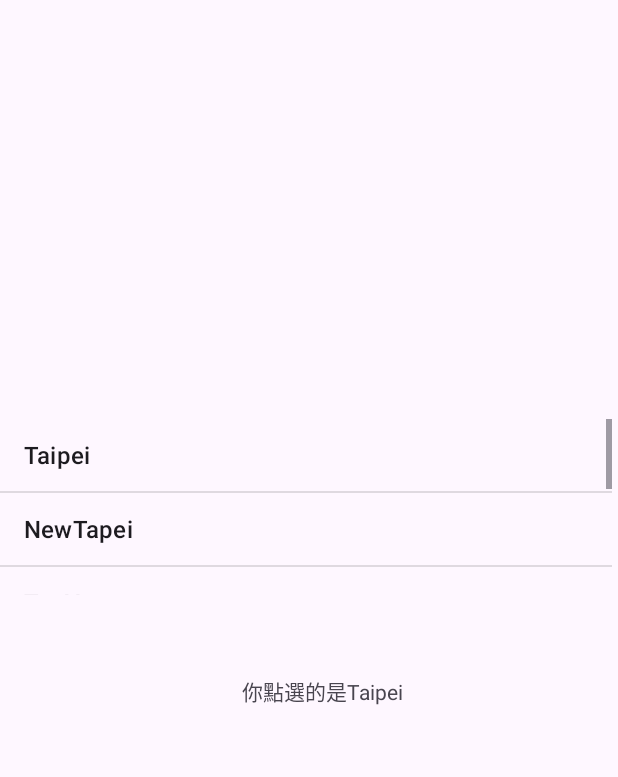
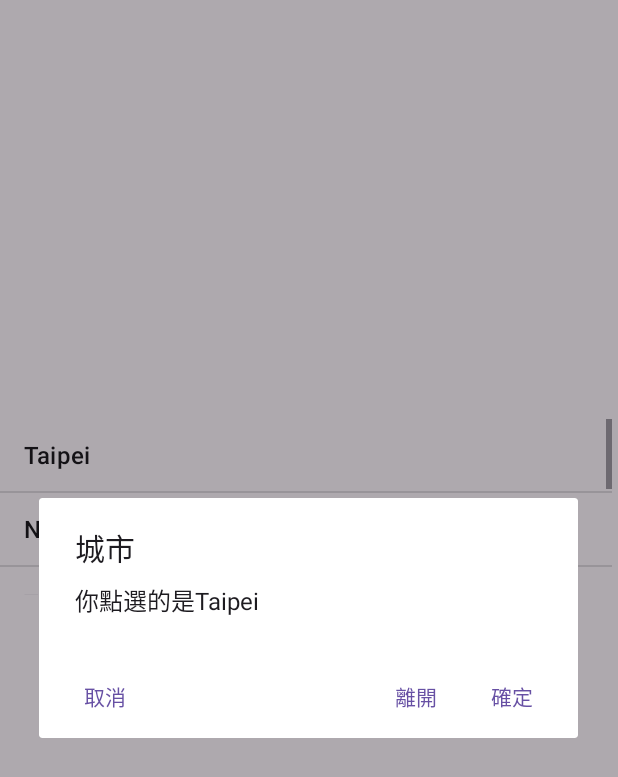
Before and after one commit to alfo0924/20240805AdvancedWidget-Android, an Android app: the screen it shows after launch (MainActivity), after a tap on "Taipei", on a phone screen of 412 x 824 dp. Shown: the top 777 px of the screen. Run offline under Robolectric (Android 15) with nearby library versions, the phone set to English and light mode, and no system bars.

Commit message:
v1.21 add Toast / Dialog Function of onclick function

```diff
--- a/20240807ListViewTest/app/src/main/java/com/example/a20240807listviewtest/MainActivity.java
+++ b/20240807ListViewTest/app/src/main/java/com/example/a20240807listviewtest/MainActivity.java
@@ -5,8 +5,10 @@ import android.view.View;
 import android.widget.AdapterView;
 import android.widget.ListView;
 import android.widget.TextView;
+import android.widget.Toast;
 
 import androidx.activity.EdgeToEdge;
+import androidx.appcompat.app.AlertDialog;
 import androidx.appcompat.app.AppCompatActivity;
 import androidx.core.graphics.Insets;
 import androidx.core.view.ViewCompat;
@@ -24,7 +26,7 @@ public class MainActivity extends AppCompatActivity implements AdapterView.OnIte
             v.setPadding(systemBars.left, systemBars.top, systemBars.right, systemBars.bottom);
             return insets;
         });
-        ListView listView=(ListView)findViewById(R.id.citylistView);
+        ListView listView = (ListView) findViewById(R.id.cityListView);
         listView.setOnItemClickListener(this);
     }
 
@@ -33,7 +35,22 @@ public class MainActivity extends AppCompatActivity implements AdapterView.OnIte
     public void onItemClick(AdapterView<?> adapterView, View view, int i, long l) {
         TextView tv =(TextView)findViewById(R.id.textView);
         String[]citiesArray = getResources().getStringArray(R.array.cities);
-        tv.setText("你點選的是"+citiesArray[i]);
+
+
+
+        AlertDialog.Builder dialog =new AlertDialog.Builder(this);
+        dialog.setTitle("城市");
+        dialog.setMessage("你點選的是"+citiesArray[i]).setCancelable(true);
+        dialog.setCancelable(true);
+        dialog.setPositiveButton("確定",null);
+        dialog.setNeutralButton("取消",null);
+        dialog.setNegativeButton("離開",null);
+        dialog.show();
+
+
+
+//        Toast.makeText(this,"你點選的是 " + citiesArray[i], Toast.LENGTH_SHORT).show();
+//        tv.setText("你點選的是"+citiesArray[i]);
 
     }
 }
--- a/20240807ListViewTest/app/src/main/res/layout/activity_main.xml
+++ b/20240807ListViewTest/app/src/main/res/layout/activity_main.xml
@@ -8,7 +8,7 @@
     tools:context=".MainActivity">
 
     <ListView
-        android:id="@+id/citylistView"
+        android:id="@+id/cityListView"
         android:layout_width="408dp"
         android:layout_height="117dp"
         android:entries="@array/cities"
@@ -30,6 +30,6 @@
         app:layout_constraintEnd_toEndOf="parent"
         app:layout_constraintHorizontal_bias="0.529"
         app:layout_constraintStart_toStartOf="parent"
-        app:layout_constraintTop_toBottomOf="@+id/citylistView"
+        app:layout_constraintTop_toBottomOf="@+id/cityListView"
         app:layout_constraintVertical_bias="0.0" />
 </androidx.constraintlayout.widget.ConstraintLayout>
```
